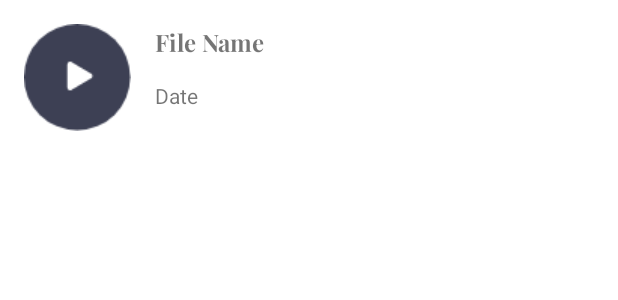
After one commit to redeem4/Care_Corner, an Android app: the layout single_list_item.xml on its own in the app's theme, with its tools: preview values and no code run, on a phone screen of 412 x 824 dp. The commit adds this screen. Shown: the top 300 px of the screen. Run offline under Robolectric (Android 15) with nearby library versions, the phone set to English and light mode, and no system bars.

Commit message:
Recordings List Recycler view properly fetching titles from storage and displaying them

```diff
--- a/care-corner-mobile/app/src/main/AndroidManifest.xml
+++ b/care-corner-mobile/app/src/main/AndroidManifest.xml
@@ -1,6 +1,8 @@
 <?xml version="1.0" encoding="utf-8"?>
 <manifest xmlns:android="http://schemas.android.com/apk/res/android"
     package="com.carecorner">
+
+    <uses-permission android:name="android.permission.RECORD_AUDIO"/>
 
     <application
         android:allowBackup="true"
--- a/care-corner-mobile/app/src/main/res/layout/player_sheet.xml
+++ b/care-corner-mobile/app/src/main/res/layout/player_sheet.xml
@@ -8,6 +8,7 @@
     app:layout_behavior="com.google.android.material.bottomsheet.BottomSheetBehavior"
     app:behavior_hideable="true"
     app:behavior_peekHeight = "70dp"
+    android:id="@+id/player_sheet"
     >
 
 
--- /dev/null
+++ b/care-corner-mobile/app/src/main/res/layout/single_list_item.xml
@@ -0,0 +1,43 @@
+<?xml version="1.0" encoding="utf-8"?>
+<androidx.constraintlayout.widget.ConstraintLayout xmlns:android="http://schemas.android.com/apk/res/android"
+    xmlns:app="http://schemas.android.com/apk/res-auto"
+    xmlns:tools="http://schemas.android.com/tools"
+    android:layout_width="match_parent"
+    android:layout_height="wrap_content">
+
+    <ImageView
+        android:id="@+id/list_image_view"
+        android:layout_width="wrap_content"
+        android:layout_height="wrap_content"
+        android:layout_marginStart="16dp"
+        android:layout_marginLeft="16dp"
+        android:layout_marginTop="16dp"
+        android:layout_marginBottom="16dp"
+        app:layout_constraintBottom_toBottomOf="parent"
+        app:layout_constraintStart_toStartOf="parent"
+        app:layout_constraintTop_toTopOf="parent"
+        app:srcCompat="@drawable/list_play_btn" />
+
+    <TextView
+        android:id="@+id/list_title"
+        android:layout_width="wrap_content"
+        android:layout_height="wrap_content"
+        android:layout_marginStart="16dp"
+        android:layout_marginLeft="16dp"
+        android:fontFamily="@font/playfair_display_bold"
+        android:text="File Name"
+        android:textSize="16dp"
+        app:layout_constraintStart_toEndOf="@+id/list_image_view"
+        app:layout_constraintTop_toTopOf="@+id/list_image_view" />
+
+    <TextView
+        android:id="@+id/list_date"
+        android:layout_width="wrap_content"
+        android:layout_height="wrap_content"
+        android:layout_marginStart="16dp"
+        android:layout_marginLeft="16dp"
+        android:text="Date"
+        app:layout_constraintBottom_toBottomOf="@+id/list_image_view"
+        app:layout_constraintStart_toEndOf="@+id/list_image_view"
+        app:layout_constraintTop_toBottomOf="@+id/list_title" />
+</androidx.constraintlayout.widget.ConstraintLayout>
```
Also changed, not shown: care-corner-mobile/app/src/main/java/com/carecorner/AudioListAdapter.java (added, +57 -0 lines), care-corner-mobile/app/src/main/java/com/carecorner/AudioListFragment.java (+58 -39 lines), care-corner-mobile/app/src/main/java/com/carecorner/RecordFragment.java (+63 -2 lines).
